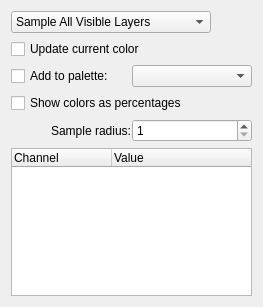
Before: the Qt Designer form krita/plugins/tools/defaulttools/wdgcolorpicker.ui in KDE/krita, drawn with Qt 5.
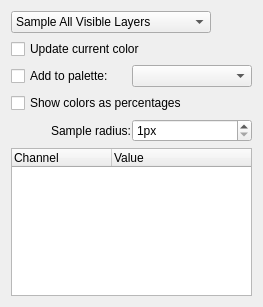
After: the same form once the commit is applied. Custom widgets are drawn as their Qt base class.

Commit message: BUG:337406 Set the maximum color picker radius to 900

What changed in the file:
```diff
--- a/krita/plugins/tools/defaulttools/wdgcolorpicker.ui
+++ b/krita/plugins/tools/defaulttools/wdgcolorpicker.ui
@@ -60,11 +60,14 @@
      </item>
      <item>
       <widget class="QSpinBox" name="radius">
+       <property name="suffix">
+        <string>px</string>
+       </property>
        <property name="minimum">
         <number>1</number>
        </property>
        <property name="maximum">
-        <number>9</number>
+        <number>900</number>
        </property>
       </widget>
      </item>
```
The commit also changes 1 other file.
